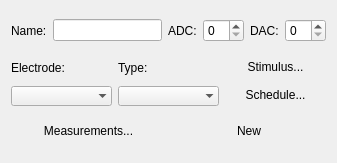
Qt form src/scipyen/gui/widgets/synapticpathwaywidget.ui (ctigaret/scipyen) before a commit.
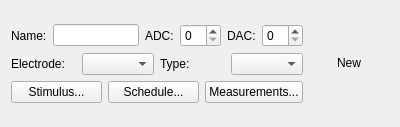
The same form after that commit.

The edit to the form file:
```diff
--- a/src/scipyen/gui/widgets/synapticpathwaywidget.ui
+++ b/src/scipyen/gui/widgets/synapticpathwaywidget.ui
@@ -6,14 +6,18 @@
    <rect>
     <x>0</x>
     <y>0</y>
-    <width>337</width>
-    <height>163</height>
+    <width>400</width>
+    <height>127</height>
    </rect>
   </property>
   <property name="windowTitle">
    <string>Form</string>
   </property>
-  <layout class="QVBoxLayout" name="verticalLayout_4">
+  <layout class="QVBoxLayout" name="verticalLayout_2">
+   <item>
+    <layout class="QHBoxLayout" name="horizontalLayout_4">
+     <item>
+      <layout class="QVBoxLayout" name="verticalLayout">
    <item>
     <layout class="QHBoxLayout" name="horizontalLayout">
      <item>
@@ -58,9 +62,7 @@
     </layout>
    </item>
    <item>
-    <layout class="QHBoxLayout" name="horizontalLayout_3">
-     <item>
-      <layout class="QVBoxLayout" name="verticalLayout">
+        <layout class="QHBoxLayout" name="horizontalLayout_2">
        <item>
         <widget class="QLabel" name="label_4">
          <property name="toolTip">
@@ -83,14 +85,10 @@
        <item>
         <widget class="QComboBox" name="electrodeModeComboBox">
          <property name="frame">
-          <bool>false</bool>
+            <bool>true</bool>
          </property>
         </widget>
        </item>
-      </layout>
-     </item>
-     <item>
-      <layout class="QVBoxLayout" name="verticalLayout_2">
        <item>
         <widget class="QLabel" name="label_5">
          <property name="text">
@@ -104,21 +102,21 @@
        <item>
         <widget class="QComboBox" name="pathTypeComboBox">
          <property name="frame">
-          <bool>false</bool>
+            <bool>true</bool>
          </property>
         </widget>
        </item>
       </layout>
      </item>
      <item>
-      <layout class="QVBoxLayout" name="verticalLayout_3">
+        <layout class="QHBoxLayout" name="horizontalLayout_3">
        <item>
         <widget class="QPushButton" name="stimulusPushButton">
          <property name="text">
           <string>Stimulus...</string>
          </property>
          <property name="flat">
-          <bool>true</bool>
+            <bool>false</bool>
          </property>
         </widget>
        </item>
@@ -128,25 +126,23 @@
           <string>Schedule...</string>
          </property>
          <property name="flat">
-          <bool>true</bool>
+            <bool>false</bool>
          </property>
         </widget>
        </item>
-      </layout>
-     </item>
-    </layout>
-   </item>
-   <item>
-    <layout class="QHBoxLayout" name="horizontalLayout_2">
      <item>
       <widget class="QPushButton" name="measurementsPushButton">
        <property name="text">
         <string>Measurements...</string>
        </property>
        <property name="flat">
-        <bool>true</bool>
-       </property>
-      </widget>
+            <bool>false</bool>
+           </property>
+          </widget>
+         </item>
+        </layout>
+       </item>
+      </layout>
      </item>
      <item>
       <widget class="QPushButton" name="createObjectPushButton">
```
Lines whose indentation alone changed are shown as unchanged.
